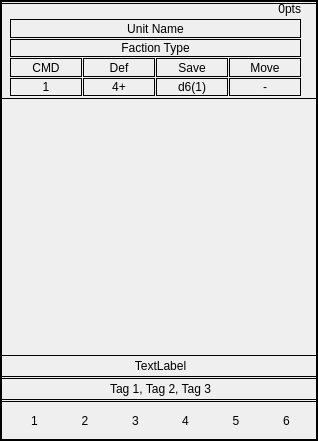
Above: unitcard.ui from dan212/fsd_card_generator before the change. Below: the same form after it.
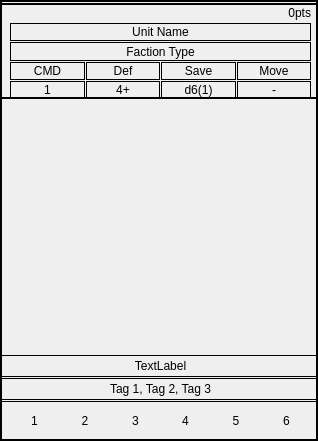
That is the form after the change.

The edit to the form file:
```diff
--- a/unitcard.ui
+++ b/unitcard.ui
@@ -79,16 +79,22 @@
       <property name="frameShadow">
        <enum>QFrame::Shadow::Plain</enum>
       </property>
+      <property name="lineWidth">
+       <number>2</number>
+      </property>
       <widget class="QWidget" name="gridLayoutWidget">
        <property name="geometry">
         <rect>
          <x>10</x>
          <y>-1</y>
-         <width>291</width>
-         <height>94</height>
+         <width>301</width>
+         <height>97</height>
         </rect>
        </property>
        <layout class="QGridLayout" name="gridLayout">
+        <property name="topMargin">
+         <number>4</number>
+        </property>
         <property name="spacing">
          <number>1</number>
         </property>
```
Left out of the diff: 6 changed lines with no effect on the pictures.
